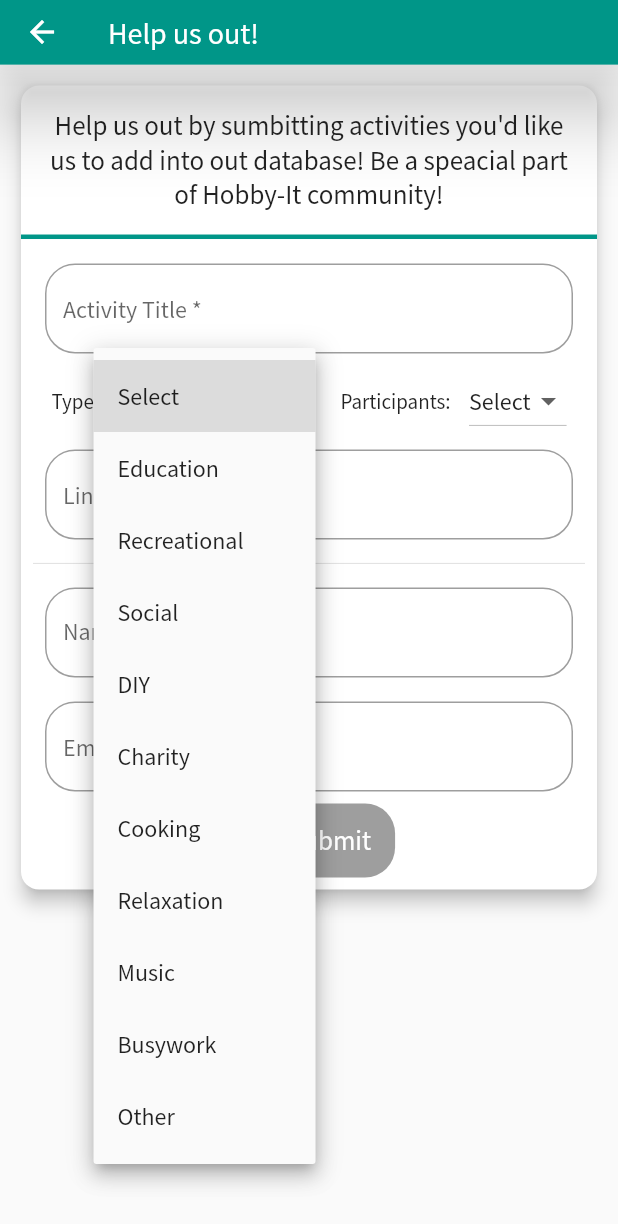
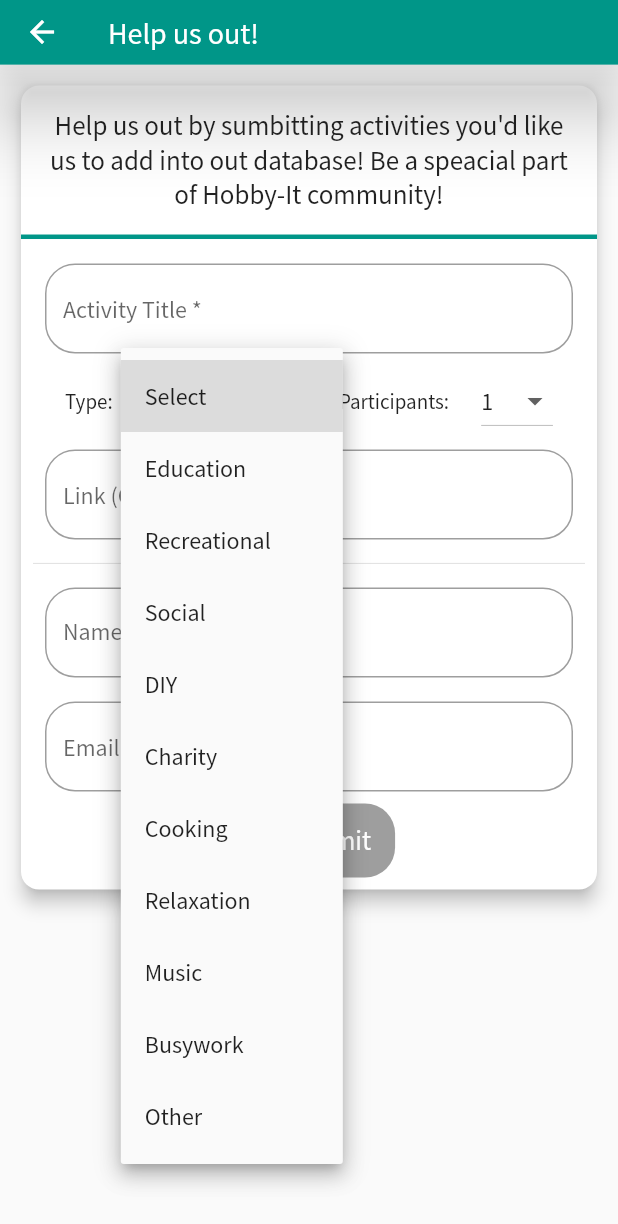
Before and after one commit to prabhaskumra/I-am-bored, a Flutter app: the SubmissionScreen screen opened by its route, after a tap on "Select", on a phone screen of 412 x 824 dp. Shown: the top 1224 px of the screen. Run offline on Flutter 3.47's test engine with Material 2 defaults, Android fonts, the phone set to English and light mode, and no system bars; our stand-ins replace bottom_navy_bar, flutter_linkify, share, sqflite; missing offline and left inert: add_2_calendar; accounts and stored records are empty.

Commit message:
Update submissions_screen.dart
small screen size issues

```diff
--- a/i_am_bored/lib/screens/submissions_screen.dart
+++ b/i_am_bored/lib/screens/submissions_screen.dart
@@ -12,7 +12,7 @@ class SubmissionScreen extends StatefulWidget {
 
 class _SubmissionScreenState extends State<SubmissionScreen> {
   var val = 'Select';
-  var participantsVal = "Select";
+  var participantsVal = "1";
 
   var _activityTitleController = TextEditingController();
   var _linkController = TextEditingController();
@@ -63,7 +63,7 @@ class _SubmissionScreenState extends State<SubmissionScreen> {
     _nameController.text = '';
     _emailController.text = '';
     val = "Select";
-    participantsVal = 'Select';
+    participantsVal = '1';
   }
 
   static Future<void> vibrate() async {
@@ -169,14 +169,13 @@ class _SubmissionScreenState extends State<SubmissionScreen> {
                               });
                             },
                           ),
-                          VerticalDivider(),
+                          // VerticalDivider(),
                           Text("Participants:"),
                           DropdownButton<String>(
                             value: participantsVal,
                             // hint: Text("TYpe"),
                             focusColor: Theme.of(context).primaryColor,
                             items: <String>[
-                              "Select",
                               "1",
                               "2",
                               "3",
```
